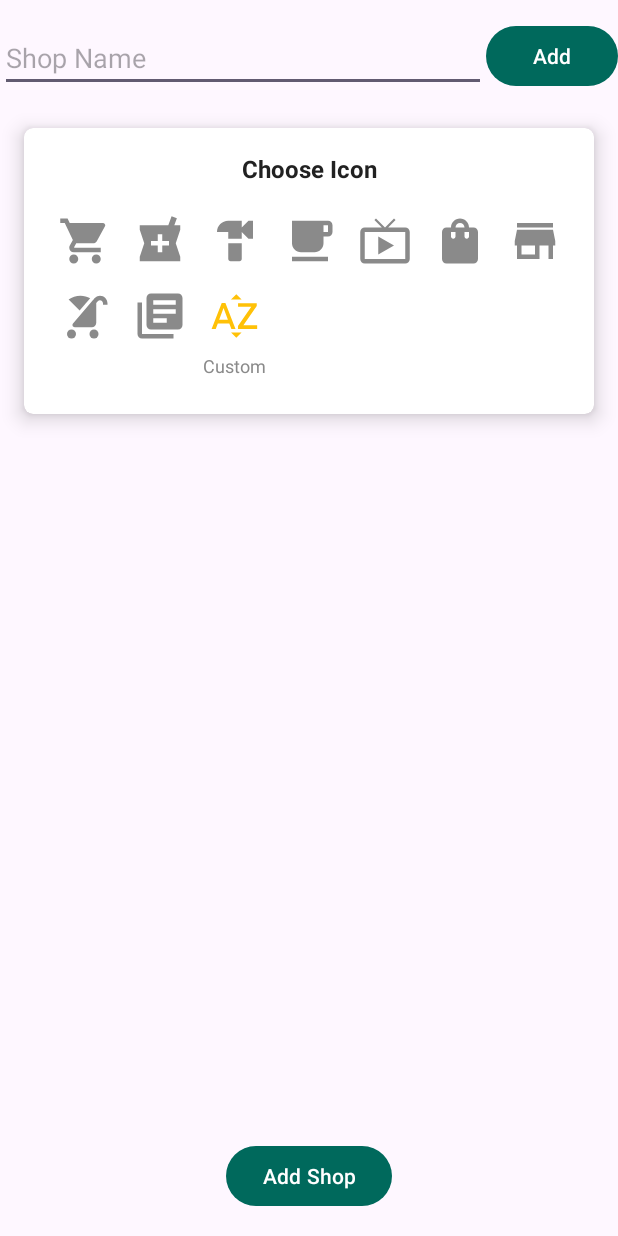
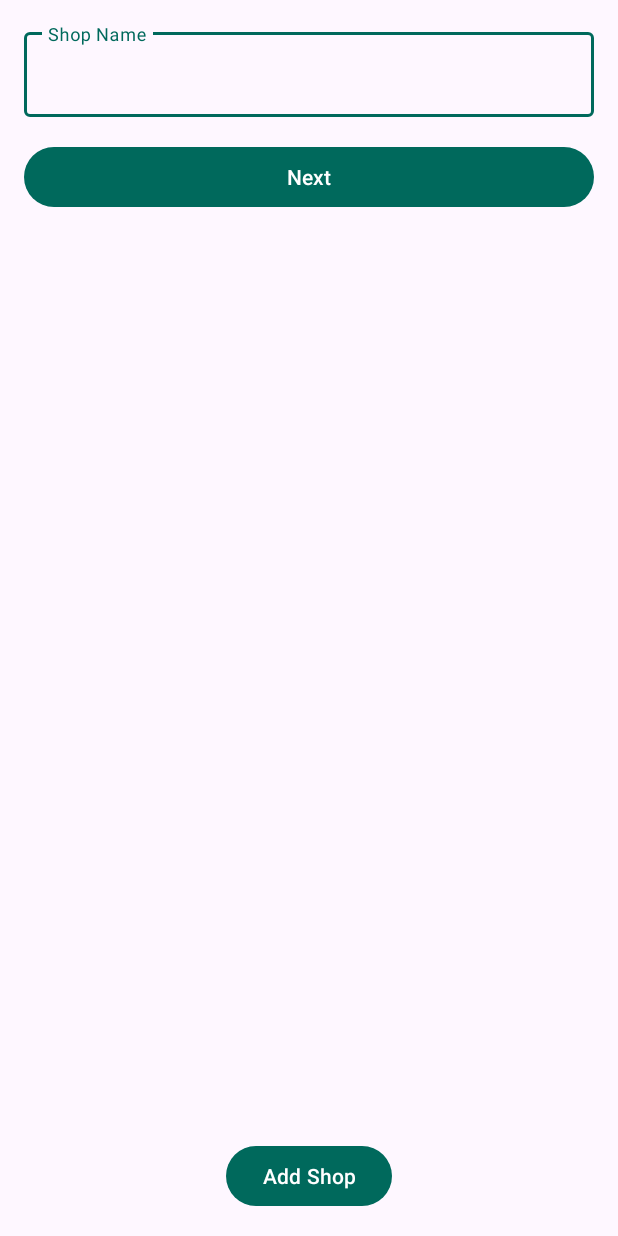
Before and after one commit to thatwaz/ShopPuppet, an Android app: the layout fragment_add_shop.xml on its own in the app's theme, with its tools: preview values and no code run, on a phone screen of 412 x 824 dp. Run offline under Robolectric (Android 15) with nearby library versions, the phone set to English and light mode, and no system bars.

Commit message:
implement icon u.i. in add shop fragment

```diff
--- a/app/src/main/res/drawable/ic_cafe.xml
+++ /dev/null
@@ -1,5 +0,0 @@
-<vector android:height="36dp" android:tint="#000000"
-    android:viewportHeight="24" android:viewportWidth="24"
-    android:width="36dp" xmlns:android="http://schemas.android.com/apk/res/android">
-    <path android:fillColor="@android:color/white" android:pathData="M20,3L4,3v10c0,2.21 1.79,4 4,4h6c2.21,0 4,-1.79 4,-4v-3h2c1.11,0 2,-0.9 2,-2L22,5c0,-1.11 -0.89,-2 -2,-2zM20,8h-2L18,5h2v3zM4,19h16v2L4,21z"/>
-</vector>
--- /dev/null
+++ b/app/src/main/res/drawable/ic_storefront.xml
@@ -0,0 +1,5 @@
+<vector android:height="36dp" android:tint="#000000"
+    android:viewportHeight="24" android:viewportWidth="24"
+    android:width="36dp" xmlns:android="http://schemas.android.com/apk/res/android">
+    <path android:fillColor="@android:color/white" android:pathData="M21.9,8.89l-1.05,-4.37c-0.22,-0.9 -1,-1.52 -1.91,-1.52H5.05C4.15,3 3.36,3.63 3.15,4.52L2.1,8.89c-0.24,1.02 -0.02,2.06 0.62,2.88C2.8,11.88 2.91,11.96 3,12.06V19c0,1.1 0.9,2 2,2h14c1.1,0 2,-0.9 2,-2v-6.94c0.09,-0.09 0.2,-0.18 0.28,-0.28C21.92,10.96 22.15,9.91 21.9,8.89zM18.91,4.99l1.05,4.37c0.1,0.42 0.01,0.84 -0.25,1.17C19.57,10.71 19.27,11 18.77,11c-0.61,0 -1.14,-0.49 -1.21,-1.14L16.98,5L18.91,4.99zM13,5h1.96l0.54,4.52c0.05,0.39 -0.07,0.78 -0.33,1.07C14.95,10.85 14.63,11 14.22,11C13.55,11 13,10.41 13,9.69V5zM8.49,9.52L9.04,5H11v4.69C11,10.41 10.45,11 9.71,11c-0.34,0 -0.65,-0.15 -0.89,-0.41C8.57,10.3 8.45,9.91 8.49,9.52zM4.04,9.36L5.05,5h1.97L6.44,9.86C6.36,10.51 5.84,11 5.23,11c-0.49,0 -0.8,-0.29 -0.93,-0.47C4.03,10.21 3.94,9.78 4.04,9.36zM5,19v-6.03C5.08,12.98 5.15,13 5.23,13c0.87,0 1.66,-0.36 2.24,-0.95c0.6,0.6 1.4,0.95 2.31,0.95c0.87,0 1.65,-0.36 2.23,-0.93c0.59,0.57 1.39,0.93 2.29,0.93c0.84,0 1.64,-0.35 2.24,-0.95c0.58,0.59 1.37,0.95 2.24,0.95c0.08,0 0.15,-0.02 0.23,-0.03V19H5z"/>
+</vector>
--- a/app/src/main/res/layout/fragment_add_shop.xml
+++ b/app/src/main/res/layout/fragment_add_shop.xml
@@ -11,24 +11,38 @@
         android:layout_width="match_parent"
         android:layout_height="wrap_content">
 
-        <EditText
-            android:id="@+id/et_shop_name"
+        <com.google.android.material.textfield.TextInputLayout
+            android:id="@+id/til_shop_name"
+            android:layout_width="0dp"
+            android:layout_height="wrap_content"
+            android:layout_marginStart="16dp"
+            android:layout_marginTop="16dp"
+            android:layout_marginEnd="16dp"
+            android:hint="Shop Name"
+            app:hintAnimationEnabled="true"
+            app:hintEnabled="true"
+            app:layout_constraintEnd_toEndOf="parent"
+            app:layout_constraintStart_toStartOf="parent"
+            app:layout_constraintTop_toTopOf="parent">
+
+            <com.google.android.material.textfield.TextInputEditText
+                android:id="@+id/et_shop_name"
+                android:layout_width="match_parent"
+                android:layout_height="wrap_content"
+                android:textColor="@color/textColorDark" />
+
+        </com.google.android.material.textfield.TextInputLayout>
+
+        <Button
+            android:id="@+id/btn_shop_name"
             android:layout_width="0dp"
             android:layout_height="wrap_content"
             android:layout_marginTop="16dp"
-            android:hint="Shop Name"
-            android:textColor="@color/textColorDark"
-            app:layout_constraintEnd_toStartOf="@id/btn_add_shop"
-            app:layout_constraintStart_toStartOf="parent"
-            app:layout_constraintTop_toTopOf="parent" />
+            android:text="Next"
+            app:layout_constraintEnd_toEndOf="@id/til_shop_name"
+            app:layout_constraintStart_toStartOf="@id/til_shop_name"
+            app:layout_constraintTop_toBottomOf="@id/til_shop_name" />
 
-        <Button
-            android:id="@+id/btn_add_shop"
-            android:layout_width="wrap_content"
-            android:layout_height="wrap_content"
-            app:layout_constraintEnd_toEndOf="parent"
-            android:text="Add"
-            app:layout_constraintBottom_toBottomOf="@id/et_shop_name"/>
 
         <androidx.cardview.widget.CardView
             android:id="@+id/cv_choose_icon"
@@ -37,10 +51,10 @@
             android:layout_marginStart="16dp"
             android:layout_marginTop="24dp"
             android:layout_marginEnd="16dp"
-            android:visibility="visible"
+            android:visibility="gone"
             app:cardCornerRadius="6dp"
             app:cardElevation="8dp"
-            app:layout_constraintTop_toBottomOf="@id/et_shop_name">
+            app:layout_constraintTop_toBottomOf="@id/btn_shop_name">
 
             <androidx.constraintlayout.widget.ConstraintLayout
                 android:id="@+id/cl_choose_icon"
@@ -104,12 +118,12 @@
                         app:tint="@color/inactive_grey" />
 
                     <ImageButton
-                        android:id="@+id/ib_cafe"
+                        android:id="@+id/ib_storefront"
                         android:layout_width="50dp"
                         android:layout_height="50dp"
                         android:background="@drawable/ib_selected"
                         android:clickable="true"
-                        android:src="@drawable/ic_cafe"
+                        android:src="@drawable/ic_storefront"
                         app:tint="@color/inactive_grey" />
 
                     <ImageButton
@@ -157,6 +171,15 @@
                         android:src="@drawable/ic_books"
                         app:tint="@color/inactive_grey" />
 
+                    <ImageButton
+                        android:id="@+id/ib_bullseye"
+                        android:layout_width="50dp"
+                        android:layout_height="50dp"
+                        android:background="@drawable/ib_selected"
+                        android:clickable="true"
+                        android:src="@drawable/ic_bullseye"
+                        app:tint="@color/inactive_grey" />
+
                     <LinearLayout
                         android:layout_width="wrap_content"
                         android:layout_height="wrap_content"
@@ -166,28 +189,29 @@
 
                         <ImageButton
                             android:id="@+id/ib_alphabet"
-                            android:layout_width="50dp"
-                            android:layout_height="50dp"
+                            android:layout_width="48dp"
+                            android:layout_height="48dp"
                             android:background="@drawable/ib_selected"
                             android:clickable="true"
                             android:src="@drawable/ic_alphabet"
-                            app:tint="@color/colorAccent" />
-
-                        <TextView
-                            android:id="@+id/lbl_custom"
-                            android:layout_width="wrap_content"
-                            android:layout_height="wrap_content"
-                            android:text="Custom"
-                            android:textSize="12sp"
-                            android:textColor="@color/inactive_grey"
-                            android:layout_marginTop="0dp"/>
+                            app:tint="@color/clickable_blue"
+                            android:padding="8dp" />
 
                     </LinearLayout>
-
-
                 </GridLayout>
             </androidx.constraintlayout.widget.ConstraintLayout>
         </androidx.cardview.widget.CardView>
+
+        <Button
+            android:id="@+id/btn_shop_icon"
+            android:layout_width="0dp"
+            android:visibility="gone"
+            android:layout_height="wrap_content"
+            android:layout_marginTop="16dp"
+            android:text="Next"
+            app:layout_constraintEnd_toEndOf="@id/cv_choose_icon"
+            app:layout_constraintStart_toStartOf="@id/cv_choose_icon"
+            app:layout_constraintTop_toBottomOf="@id/cv_choose_icon" />
 
 
         <!-- Add Shop Button -->
--- a/app/src/main/res/values-night/colors.xml
+++ b/app/src/main/res/values-night/colors.xml
@@ -33,6 +33,7 @@
     <color name="textColorDark">#FFFFFF</color> <!-- White for primary text -->
     <color name="textColorGrey">#BDBDBD
     </color> <!-- A lighter gray for secondary or less emphasized text -->
+    <color name="clickable_blue">#2196F3</color> <!-- Material Design Blue 500 -->
 
 
     <!-- Shop Colors -->
--- a/app/src/main/res/values/colors.xml
+++ b/app/src/main/res/values/colors.xml
@@ -30,6 +30,7 @@
     <color name="textColorLight">#FFFFFF</color>
     <color name="textColorDark">#212121</color>
     <color name="textColorGrey">#757575</color>
+    <color name="clickable_blue">#2196F3</color> <!-- Material Design Blue 500 -->
 
 
     <!-- Shop Colors -->
```
Also changed, not shown: app/src/main/java/com/thatwaz/shoppuppet/presentation/fragments/AddShopFragment.kt (+37 -12 lines), app/src/main/java/com/thatwaz/shoppuppet/presentation/fragments/CustomIconDialogFragment.kt (added, +45 -0 lines), app/src/main/res/layout/dialog_custom_icon.xml (added, +21 -0 lines), app/src/main/res/drawable/ic_bullseye.png (added).
